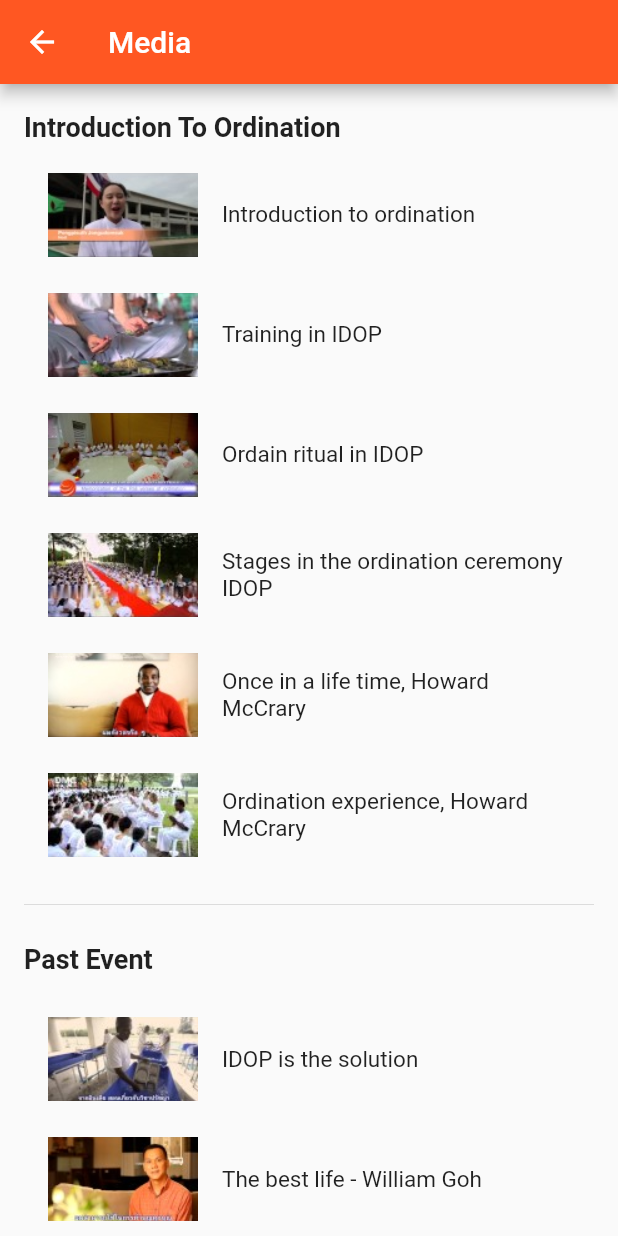
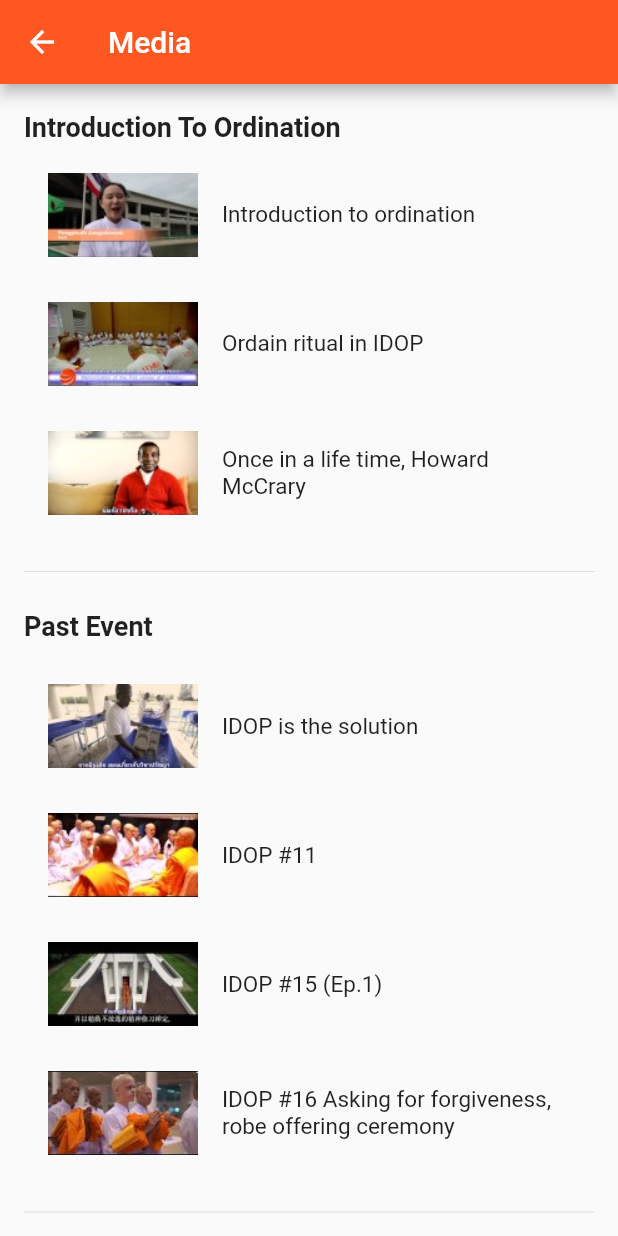
Before and after one commit to siripink/idop, a Flutter app: the Media screen opened directly, on a phone screen of 412 x 824 dp. Run offline on Flutter 3.47's test engine with Material 2 defaults, Android fonts, the phone set to English and light mode, and no system bars; our stand-ins replace audioplayers, cloud_firestore, firebase_analytics; missing offline and left inert: flutter_youtube, validate; accounts and stored records are empty.

Commit message:
Remove media that cannot play in iOS

```diff
--- a/lib/media.dart
+++ b/lib/media.dart
@@ -26,7 +26,7 @@ class _MediaState extends State<Media> {
 
   Widget buildPlayList(String title, String asset, String videoId) {
     return Container(
-      padding: const EdgeInsets.only(bottom: 24.0),
+      padding: const EdgeInsets.only(bottom: 30.0),
       child: ListTile(
         title: Text(title,
             style: TextStyle(fontSize: 15.0)),
@@ -57,29 +57,18 @@ class _MediaState extends State<Media> {
             padding: const EdgeInsets.only(top: 4.0),
             child: new Text(''),
           ),
+          //https://img.youtube.com/vi/aHX6wyDcZ3Y/default.jpg
           buildPlayList('Introduction to ordination',
               'images/media/introduction.jpg',
               'LDs2wmaVcO8'
-          ),
-          buildPlayList('Training in IDOP',
-              'images/media/training.jpg',
-              'bFJWRhORfIA'
           ),
           buildPlayList('Ordain ritual in IDOP',
               'images/media/ritual.jpg',
               'kjmQYAddUos'
           ),
-          buildPlayList('Stages in the ordination ceremony IDOP',
-              'images/media/ceremony.jpg',
-              '1N8og8nu07g'
-          ),
           buildPlayList('Once in a life time, Howard McCrary',
               'images/media/howard.jpg',
               'Ig5e6qc0owg'
-          ),
-          buildPlayList('Ordination experience, Howard McCrary',
-              'images/media/howard2.jpg',
-              '94a5DILXteA'
           ),
           new Divider(),
           Utils.buildTitle('Past Event'),
@@ -91,45 +80,17 @@ class _MediaState extends State<Media> {
               'images/media/past1.jpg',
               'BLzPvoTKmlc'
           ),
-          buildPlayList('The best life - William Goh',
-              'images/media/william.jpg',
-              'uAHIGC0YcHU'
-          ),
-          buildPlayList('IDOP (Chinese)',
-              'images/media/past3.jpg',
-              'w5nqI2_rlK4'
-          ),
-          buildPlayList('IDOP #10',
-              'images/media/idop10.jpg',
-              'L7q4R35nbCQ'
-          ),
           buildPlayList('IDOP #11',
               'images/media/idop11.jpg',
               'p4SKxMfOuFg'
           ),
-          buildPlayList('IDOP #12 (Ep.1)',
-              'images/media/idop12_ep1.jpg',
-              'MXE5RANWEAU'
+          buildPlayList('IDOP #15 (Ep.1)',
+              'images/media/idop15.jpg',
+              'hm6l9WJLJbY'
           ),
-          buildPlayList('IDOP #12 (Byeong-Je Scoop)',
-              'images/media/idop12.jpg',
-              'e7J7chY1x_M'
-          ),
-          buildPlayList('IDOP #13 (Ep.1)',
-              'images/media/idop13_ep1.jpg',
-              '8wkMZr2RPb8'
-          ),
-          buildPlayList('IDOP #13 (Ep.2)',
-              'images/media/idop13.jpg',
-              'bnEkcYKbiNk'
-          ),
-          buildPlayList('IDOP Myanmar #1',
-              'images/media/idop_myanmar.jpg',
-              'E6gMIlLpoyk'
-          ),
-          buildPlayList('IDOP Interview',
-              'images/media/interview.jpg',
-              'OF9GmC3uQjU'
+          buildPlayList('IDOP #16 Asking for forgiveness, robe offering ceremony',
+              'images/media/idop16.jpg',
+              'aHX6wyDcZ3Y'
           ),
           new Divider(),
         ],
```
Also changed, not shown: images/media/ceremony.jpg (deleted), images/media/howard2.jpg (deleted), images/media/idop10.jpg (deleted), images/media/idop12.jpg (deleted), images/media/idop12_ep1.jpg (deleted), images/media/idop13.jpg (deleted), images/media/idop15.jpg (renamed from images/media/idop13_ep1.jpg), images/media/idop16.jpg (added), images/media/idop_myanmar.jpg (deleted), images/media/interview.jpg (deleted), images/media/past3.jpg (deleted), images/media/training.jpg (deleted), images/media/william.jpg (deleted), 4 other files.
